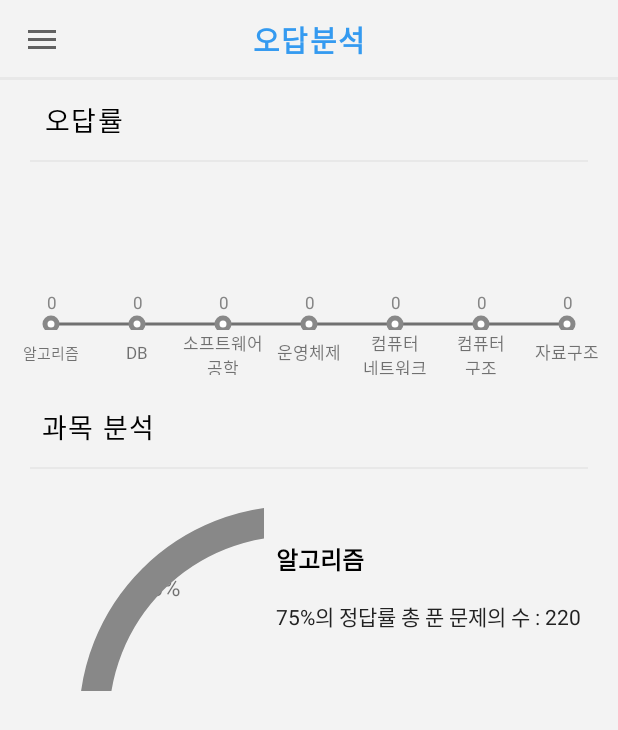
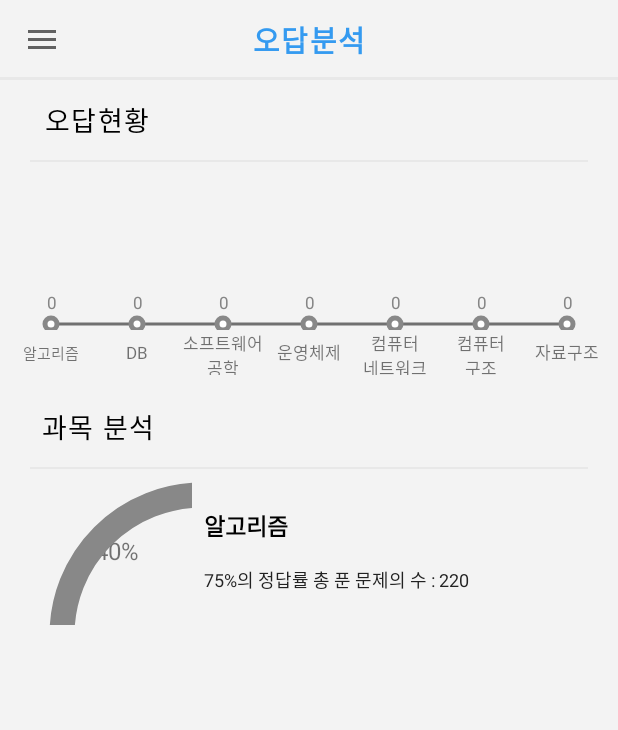
Before and after one commit to YuChocopie/SMU_Quiz, an Android app: the WrongAnalysisActivity screen opened directly, with no data from a screen before it, on a phone screen of 412 x 824 dp. Shown: the top 730 px of the screen. Run offline under Robolectric (Android 15) with nearby library versions, the phone set to English and light mode, and no system bars; our stand-ins replace Firebase (no records; nobody signed in at launch, a user with empty details on screens opened directly); network calls fail.

Commit message:
그래프수정

```diff
--- a/app/src/main/java/com/smu/sangmyung/smu_quiz/worng/CircleGraphView.kt
+++ b/app/src/main/java/com/smu/sangmyung/smu_quiz/worng/CircleGraphView.kt
@@ -17,9 +17,9 @@ class CircleGraphView(context: Context?) : View(context) {
     private var mPaintsBack: Paint? = Paint()
     private var mUseCenters: BooleanArray = BooleanArray(4)
     //    private var mOvals: Array<RectF?> = arrayOfNulls(4)
-    private var mBigOval: RectF = RectF(40f, 40f, 440f, 440f)
+    private var mBigOval: RectF = RectF(20f, 20f, 300f, 300f)
     private var mStart: Float = 0.toFloat()
-    private var mSweep: Float = 200.toFloat()
+    private var mSweep: Float = 150.toFloat()
 //    private var mBigIndex: Int = 0
 
     private val SWEEP_INC = 1f
@@ -34,13 +34,13 @@ class CircleGraphView(context: Context?) : View(context) {
     override fun onDraw(canvas: Canvas) {
         mPaints = Paint(mPaints)
         mPaints!!.style = Paint.Style.STROKE
-        mPaints!!.strokeWidth = 40f
+        mPaints!!.strokeWidth = 30f
         mPaints!!.color = Color.RED
         mPaints!!.isAntiAlias = true
         mPaints!!.strokeCap = Paint.Cap.BUTT
         mPaintsBack = Paint(mPaints)
         mPaintsBack!!.style = Paint.Style.STROKE
-        mPaintsBack!!.strokeWidth = 30f
+        mPaintsBack!!.strokeWidth = 25f
         mPaintsBack!!.color = Color.GRAY
         mPaintsBack!!.isAntiAlias = true
         mPaintsBack!!.strokeCap = Paint.Cap.BUTT
--- a/app/src/main/res/layout/activity_wrong_analysis.xml
+++ b/app/src/main/res/layout/activity_wrong_analysis.xml
@@ -33,7 +33,7 @@
                 android:textSize="18sp"
                 android:layout_marginStart="10dp"
                 android:fontFamily="sans-serif"
-            android:text="오답률"
+                android:text="오답현황"
                 android:textColor="@color/black0"
                 android:letterSpacing="0.05"
                 app:layout_constraintStart_toStartOf="@+id/v1WorngNote"
@@ -191,13 +191,12 @@
                 app:layout_constraintStart_toStartOf="@+id/circleGraph"/>
         <LinearLayout
                 android:id="@+id/circleGraph"
-            android:layout_width="140dp"
-            android:layout_height="140dp"
+                android:layout_width="100dp"
+                android:layout_height="100dp"
                 android:orientation="horizontal"
-            app:layout_constraintStart_toStartOf="@+id/tvWorngAnalysisSubject"
-            android:layout_marginStart="8dp"
-            android:layout_marginTop="8dp"
-            app:layout_constraintTop_toBottomOf="@+id/v1WorngNoteSubject">
+                app:layout_constraintStart_toStartOf="@+id/v1WorngNoteSubject"
+                android:layout_marginTop="4dp"
+                app:layout_constraintTop_toBottomOf="@+id/v1WorngNoteSubject" android:layout_marginStart="8dp">
 
 
         </LinearLayout>
@@ -205,7 +204,7 @@
                 android:id="@+id/tvWorngAnalysisTitle"
                 android:text="알고리즘"
                 android:textColor="@color/black0"
-            android:textSize="16sp"
+                android:textSize="15sp"
                 android:textStyle="bold"
                 android:layout_marginBottom="@dimen/SIZE_15"
                 android:layout_width="wrap_content"
@@ -221,7 +220,7 @@
 총 푼 문제의 수 : 220"
                 android:textColor="@color/black2"
                 android:textStyle="normal"
-            android:textSize="14sp"
+                android:textSize="12sp"
                 android:layout_width="wrap_content"
                 android:layout_height="wrap_content"
                 android:id="@+id/tvWorngAnalysisText"
@@ -233,6 +232,7 @@
 
     </android.support.constraint.ConstraintLayout>
 
+
     <android.support.design.widget.NavigationView
             android:id="@+id/nav_view_wrong_anal"
             android:layout_width="wrap_content"
```
Lines whose indentation alone changed are shown as unchanged.
